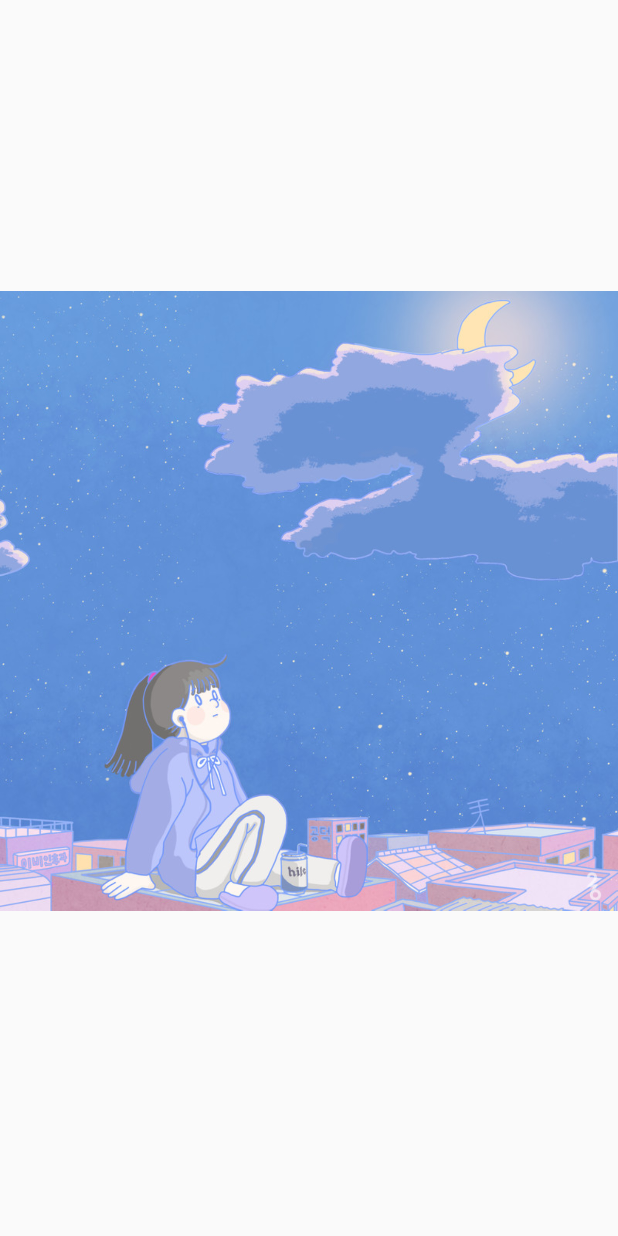
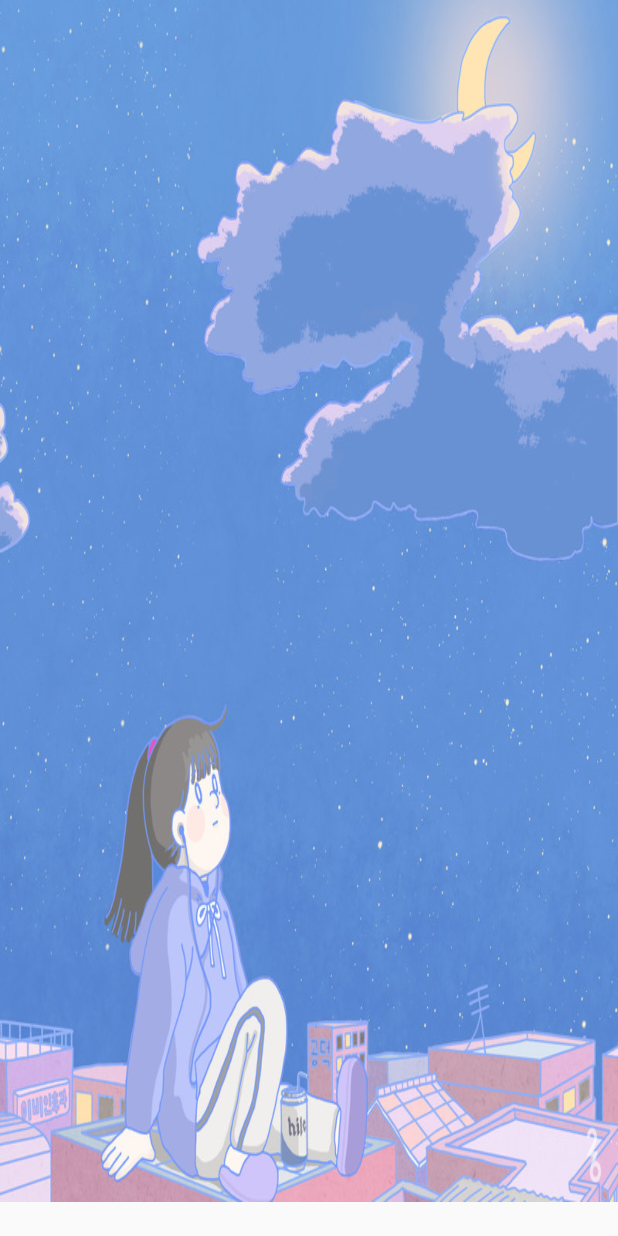
Before and after one commit to abcde5555/ProjectMaliys, an Android app: the LoadingPage_M screen opened directly, with no data from a screen before it, on a phone screen of 412 x 824 dp. Run offline under Robolectric (Android 15) with nearby library versions, the phone set to English and light mode, and no system bars; 1 statement that could not run was skipped.

Commit message:
v3.15.02 정민 로딩화면 전체화면 풀사이즈

```diff
--- a/app/src/main/java/jm/projectmaliys/LoadingPage_M.java
+++ b/app/src/main/java/jm/projectmaliys/LoadingPage_M.java
@@ -24,7 +24,7 @@ public class LoadingPage_M extends AppCompatActivity {
                 startActivity(intent);
                 finish();
             }
-        },800);
+        },1000);
     }
 
 
--- a/app/src/main/res/layout/activity_loading_page__m.xml
+++ b/app/src/main/res/layout/activity_loading_page__m.xml
@@ -10,5 +10,6 @@
         android:id="@+id/imageView2"
         android:layout_width="wrap_content"
         android:layout_height="wrap_content"
-        app:srcCompat="@drawable/nightsky"/>
+        app:srcCompat="@drawable/nightsky"
+        android:scaleType="fitXY"/>
 </android.support.constraint.ConstraintLayout>
```
